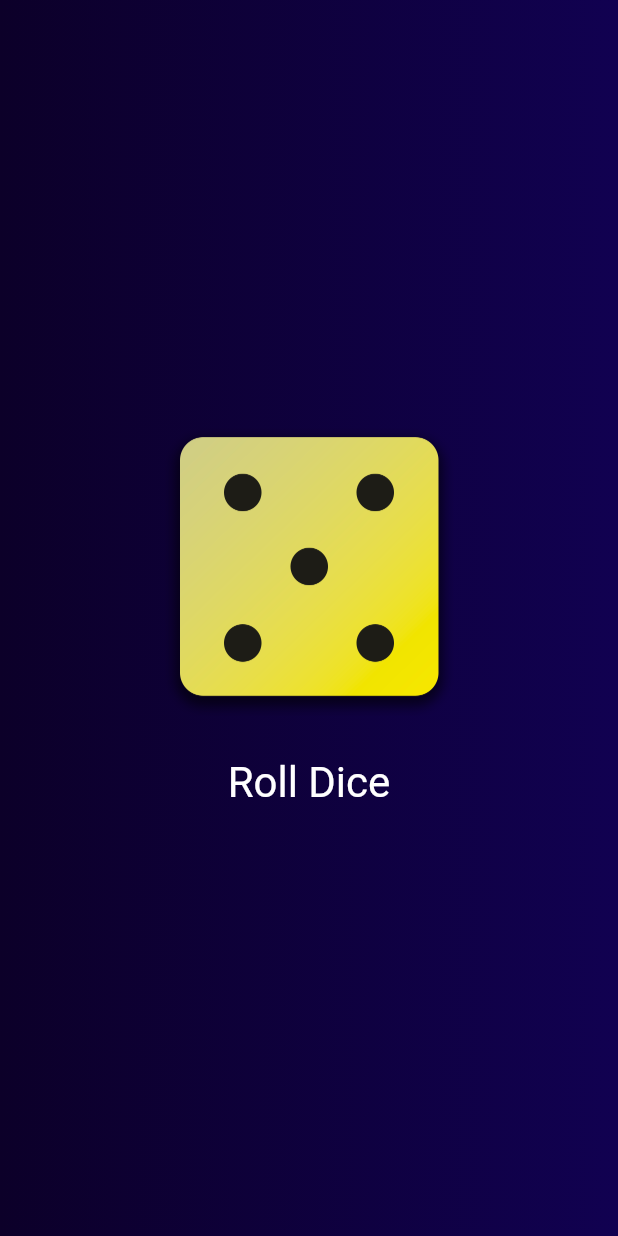
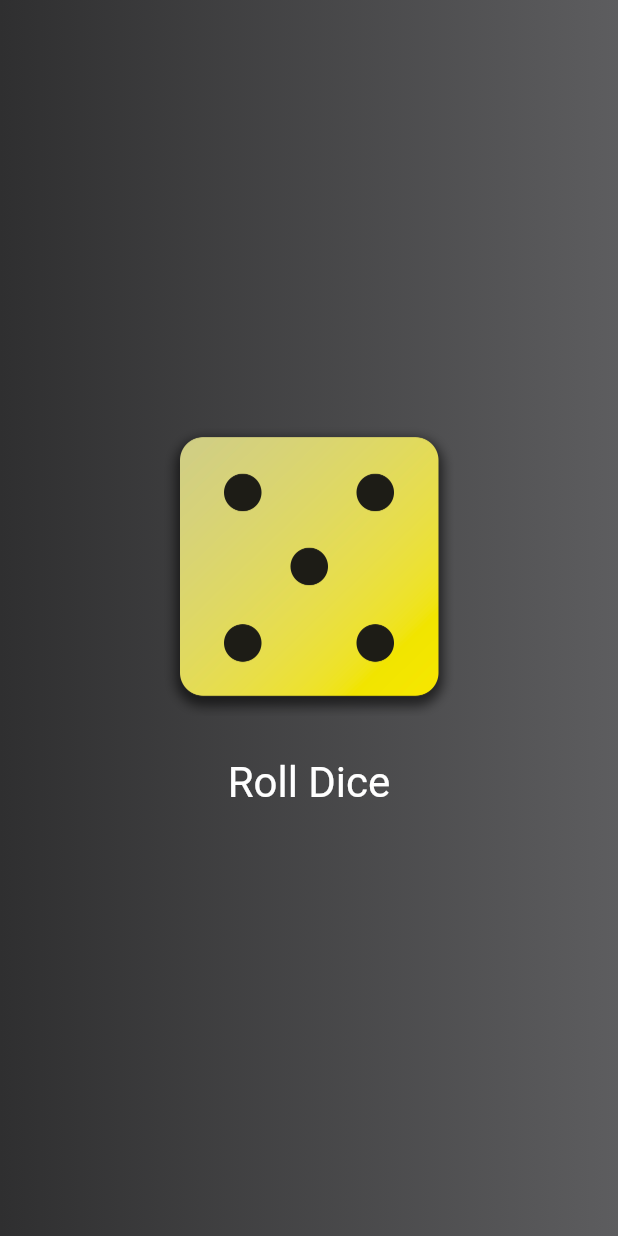
Before and after one commit to mahatabibek/roll_dice, a Flutter app: the screen it shows after launch, after a tap on "Roll Dice", on a phone screen of 412 x 824 dp. Run offline on Flutter 3.47's test engine with Material 3 defaults, Android fonts, the phone set to English and light mode, and no system bars.

Commit message:
added colors

```diff
--- a/lib/dice_roller.dart
+++ b/lib/dice_roller.dart
@@ -1,7 +1,7 @@
 import 'dart:math';
 import 'package:flutter/material.dart';
 
-final randomizer = Random();
+final randomiser = Random();
 
 class DiceRoller extends StatefulWidget {
   const DiceRoller({super.key});
@@ -13,10 +13,10 @@ class DiceRoller extends StatefulWidget {
 }
 
 class _DiceRollerState extends State<DiceRoller> {
-  var currentDiceRoll = 2;
+  var currentDice = 2;
   void rollDice() {
     setState(() {
-      currentDiceRoll = randomizer.nextInt(6)+1;
+      currentDice = randomiser.nextInt(6)+1;
     });
   }
 
@@ -26,7 +26,7 @@ class _DiceRollerState extends State<DiceRoller> {
       mainAxisSize: MainAxisSize.min,
       children: [
         Image.asset(
-          'assets/images/dice-$currentDiceRoll.png',
+          'assets/images/dice-$currentDice.png',
           width: 200,
         ),
         const SizedBox(height: 20),
--- a/lib/main.dart
+++ b/lib/main.dart
@@ -7,8 +7,8 @@ void main() {
       home: Scaffold(
         body: GradientContainer(
           colors: [
-            Color.fromARGB(255, 12, 0, 41),
-            Color.fromARGB(255, 17, 1, 81),
+            Color.fromARGB(255, 47, 47, 48),
+            Color.fromARGB(255, 93, 93, 95),
           ],
         ),
       ),
```
